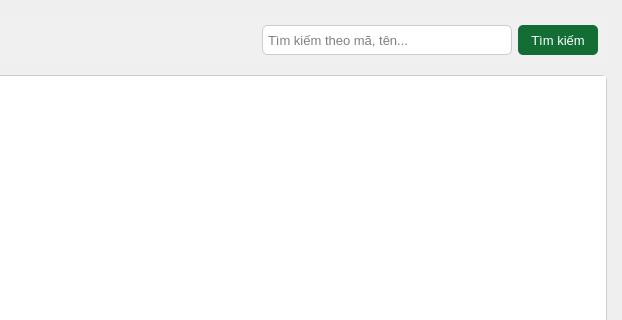
The window that ui/views/customer_view.ui (DucSunIT/btl_python_eaut) describes before a commit, drawn with Qt 5; both pictures show x 178 to 800 and y 0 to 320 of the 800 by 600 pixel window.
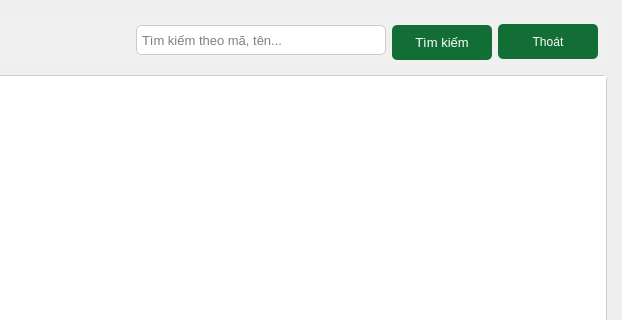
The same window after the commit.

```diff
--- a/ui/views/customer_view.ui
+++ b/ui/views/customer_view.ui
@@ -117,8 +117,8 @@
        <widget class="QPushButton" name="btn_search">
         <property name="minimumSize">
          <size>
-          <width>80</width>
-          <height>30</height>
+          <width>100</width>
+          <height>35</height>
          </size>
         </property>
         <property name="maximumSize">
@@ -152,6 +152,33 @@
         </property>
        </widget>
       </item>
+      <item>
+       <widget class="QPushButton" name="btn_exit">
+        <property name="minimumSize">
+         <size>
+          <width>100</width>
+          <height>35</height>
+         </size>
+        </property>
+        <property name="styleSheet">
+         <string notr="true">QPushButton {
+    background-color: #126E34;
+    color: white;
+    border: none;
+    border-radius: 5px;
+}
+QPushButton:hover {
+    background-color: #1B8A47;
+}
+QPushButton:pressed {
+    background-color: #1D9F4E;
+}</string>
+        </property>
+        <property name="text">
+         <string>Thoát</string>
+        </property>
+       </widget>
+      </item>
      </layout>
     </widget>
    </item>
```
